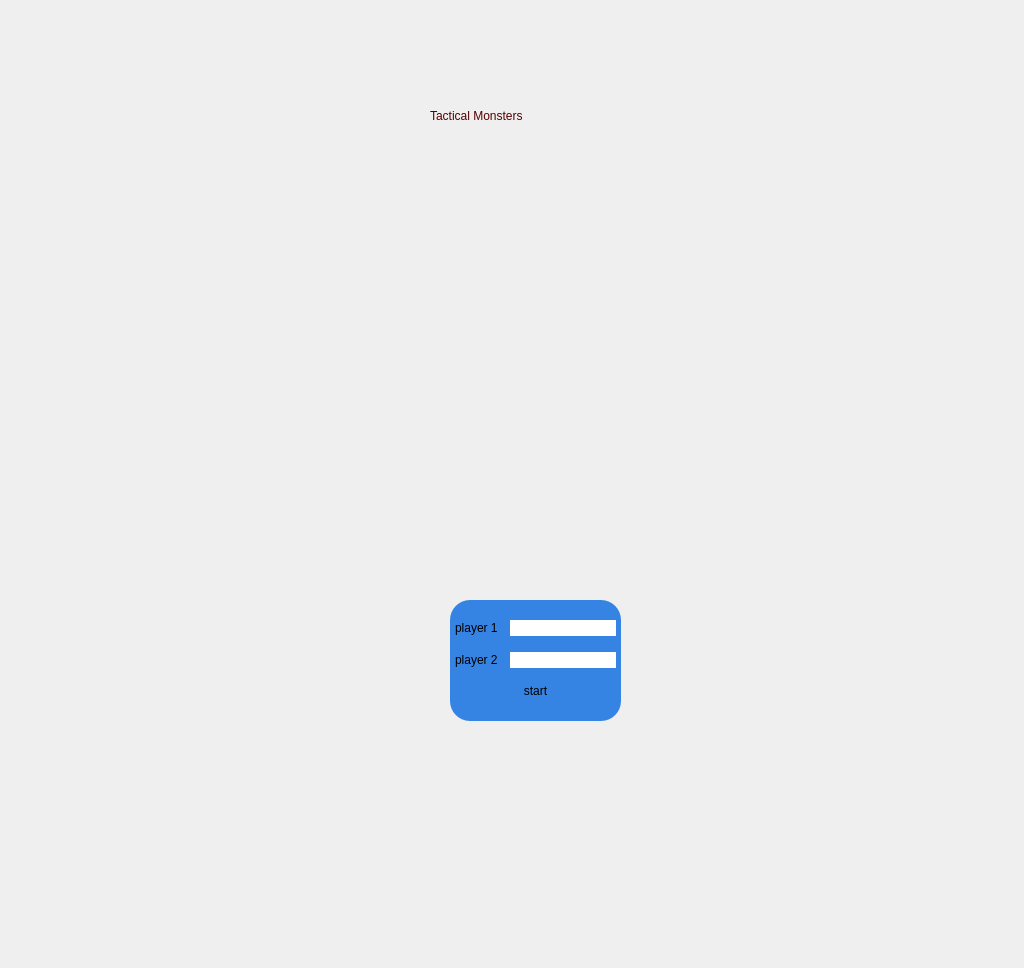
Saeedfhm/T_Monsters, file login.ui: the form before one commit.
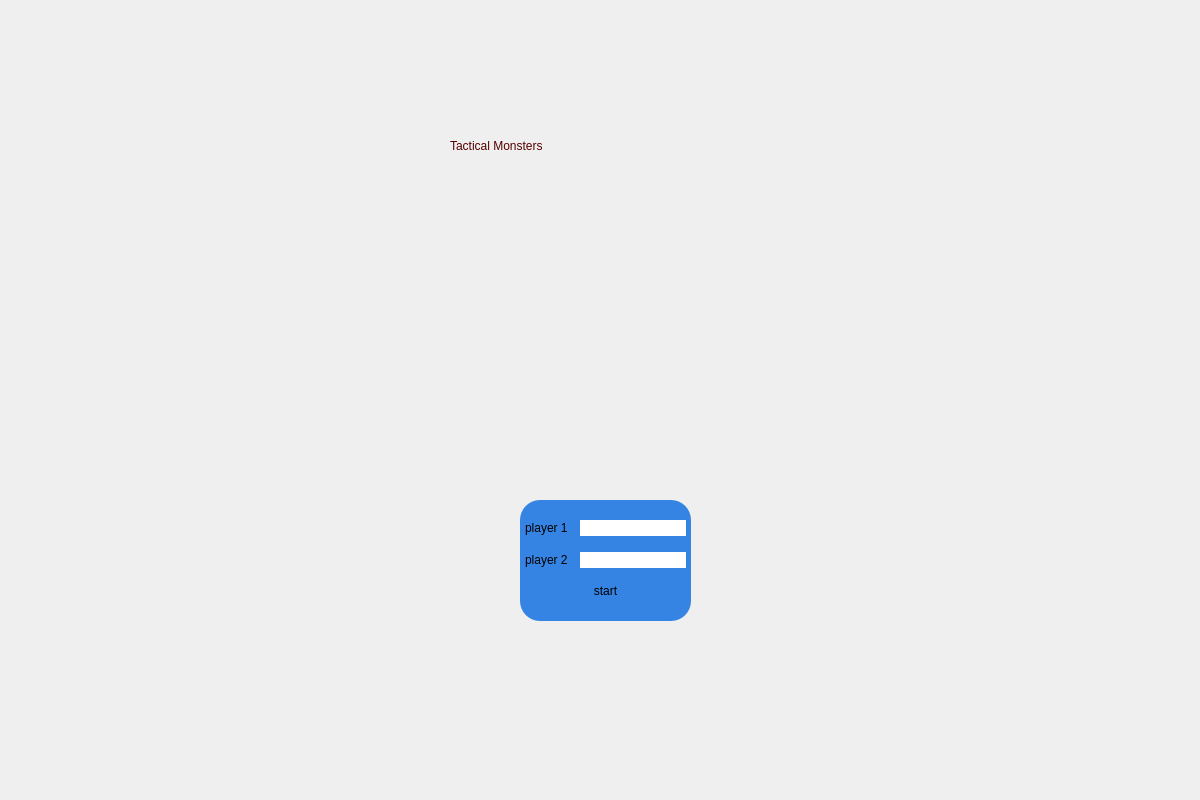
The form after the commit. Icons and pictures are not drawn.

Patch:
```diff
--- a/login.ui
+++ b/login.ui
@@ -6,8 +6,8 @@
    <rect>
     <x>0</x>
     <y>0</y>
-    <width>1024</width>
-    <height>968</height>
+    <width>1200</width>
+    <height>800</height>
    </rect>
   </property>
   <property name="windowTitle">
@@ -20,8 +20,8 @@
    <widget class="QLabel" name="title">
     <property name="geometry">
      <rect>
-      <x>430</x>
-      <y>100</y>
+      <x>450</x>
+      <y>130</y>
       <width>291</width>
       <height>31</height>
      </rect>
@@ -50,8 +50,8 @@
    <widget class="QWidget" name="widget" native="true">
     <property name="geometry">
      <rect>
-      <x>450</x>
-      <y>600</y>
+      <x>520</x>
+      <y>500</y>
       <width>171</width>
       <height>121</height>
      </rect>
```
Left out of the diff: 3 changed lines with no effect on the pictures.
